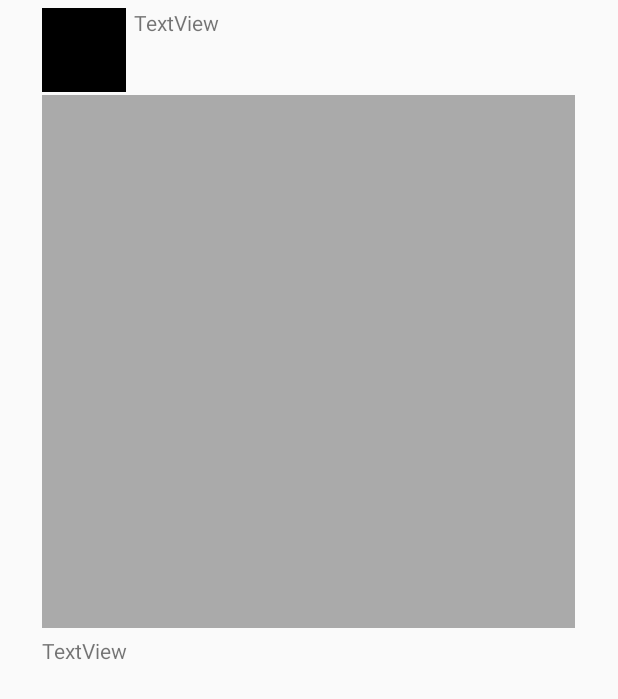
After one commit to muhammad-younis/Instagram, an Android app: the layout item_post.xml on its own in the app's theme, with its tools: preview values and no code run, on a phone screen of 412 x 824 dp. The commit adds this screen. Shown: the top 699 px of the screen. Run offline under Robolectric (Android 15) with nearby library versions, the phone set to English and light mode, and no system bars.

Commit message:
Now loads most recent 20 posts

```diff
--- a/app/build.gradle
+++ b/app/build.gradle
@@ -28,4 +28,9 @@ dependencies {
 
     implementation 'com.parse.bolts:bolts-android:1.4.0'
     implementation 'com.parse:parse-android:1.17.3'
+    implementation 'com.android.support:recyclerview-v7:28.0.0-alpha3'
+
+    implementation 'com.github.bumptech.glide:glide:4.7.1'
+    // Glide v4 uses this new annotation processor -- see https://bumptech.github.io/glide/doc/generatedapi.html
+    annotationProcessor 'com.github.bumptech.glide:compiler:4.7.1'
 }
--- a/app/src/main/AndroidManifest.xml
+++ b/app/src/main/AndroidManifest.xml
@@ -13,6 +13,7 @@
         android:roundIcon="@mipmap/ic_launcher_round"
         android:supportsRtl="true"
         android:theme="@style/AppTheme">
+
         <!-- make sure within the application tag, otherwise app will crash with XmlResourceParser errors -->
         <provider
             android:name="android.support.v4.content.FileProvider"
@@ -32,7 +33,8 @@
             </intent-filter>
         </activity>
         <activity android:name=".HomeActivity" />
-        <activity android:name=".SignupActivity"></activity>
+        <activity android:name=".SignupActivity" />
+        <activity android:name=".TimelineActivity"></activity>
     </application>
 
 </manifest>
--- a/app/src/main/java/me/myounis/instagram/LoginActivity.java
+++ b/app/src/main/java/me/myounis/instagram/LoginActivity.java
@@ -25,7 +25,7 @@ public class LoginActivity extends AppCompatActivity {
 
         ParseUser currentUser = ParseUser.getCurrentUser();
         if (currentUser != null) {
-            final Intent intent = new Intent(LoginActivity.this, HomeActivity.class);
+            final Intent intent = new Intent(LoginActivity.this, TimelineActivity.class);
             startActivity(intent);
             finish();
         } else {
@@ -67,7 +67,7 @@ public class LoginActivity extends AppCompatActivity {
                 if (e == null)
                 {
                     Log.d("LoginActivity", "Login successful!");
-                    final Intent intent = new Intent(LoginActivity.this, HomeActivity.class);
+                    final Intent intent = new Intent(LoginActivity.this, TimelineActivity.class);
                     startActivity(intent);
                     finish();
                 }
--- a/app/src/main/java/me/myounis/instagram/SignupActivity.java
+++ b/app/src/main/java/me/myounis/instagram/SignupActivity.java
@@ -60,7 +60,7 @@ public class SignupActivity extends AppCompatActivity {
             public void done(com.parse.ParseException e) {
                 if (e == null) {
                     Log.d("SignupActivity", "Signup Successful!");
-                    final Intent intent = new Intent(SignupActivity.this, HomeActivity.class);
+                    final Intent intent = new Intent(SignupActivity.this, TimelineActivity.class);
                     startActivity(intent);
                     finish();
                 } else {
--- /dev/null
+++ b/app/src/main/res/layout/item_post.xml
@@ -0,0 +1,53 @@
+<?xml version="1.0" encoding="utf-8"?>
+<RelativeLayout
+    xmlns:android="http://schemas.android.com/apk/res/android"
+    xmlns:app="http://schemas.android.com/apk/res-auto"
+    xmlns:tools="http://schemas.android.com/tools"
+    android:layout_width="match_parent"
+    android:layout_height="wrap_content">
+
+    <ImageView
+        android:id="@+id/ivProfilePic"
+        android:layout_width="56dp"
+        android:layout_height="56dp"
+        android:layout_alignParentTop="true"
+        android:layout_alignStart="@+id/ivPostPic"
+        android:layout_marginRight="5dp"
+        android:layout_marginTop="5dp"
+        app:srcCompat="@android:color/black"
+        tools:layout_editor_absoluteX="16dp"
+        tools:layout_editor_absoluteY="16dp" />
+
+    <TextView
+        android:id="@+id/tvHandle"
+        android:layout_width="wrap_content"
+        android:layout_height="wrap_content"
+        android:layout_alignTop="@+id/ivProfilePic"
+        android:layout_toEndOf="@+id/ivProfilePic"
+        android:text="TextView"
+        tools:layout_editor_absoluteX="81dp"
+        tools:layout_editor_absoluteY="26dp" />
+
+    <ImageView
+        android:id="@+id/ivPostPic"
+        android:layout_width="355dp"
+        android:layout_height="355dp"
+        android:layout_alignParentTop="true"
+        android:layout_centerHorizontal="true"
+        android:layout_marginTop="63dp"
+        app:srcCompat="@android:color/darker_gray"
+        tools:layout_editor_absoluteX="16dp"
+        tools:layout_editor_absoluteY="80dp" />
+
+    <TextView
+        android:id="@+id/tvDescription"
+        android:layout_width="355dp"
+        android:layout_height="43dp"
+        android:layout_below="@+id/ivPostPic"
+        android:layout_centerHorizontal="true"
+        android:layout_marginBottom="5dp"
+        android:layout_marginTop="5dp"
+        android:text="TextView"
+        tools:layout_editor_absoluteX="15dp"
+        tools:layout_editor_absoluteY="435dp" />
+</RelativeLayout>
```
Also changed, not shown: app/src/main/java/me/myounis/instagram/PostAdapter.java (added, +107 -0 lines), app/src/main/java/me/myounis/instagram/TimelineActivity.java (added, +83 -0 lines), app/src/main/res/layout/activity_timeline.xml (added, +23 -0 lines).
